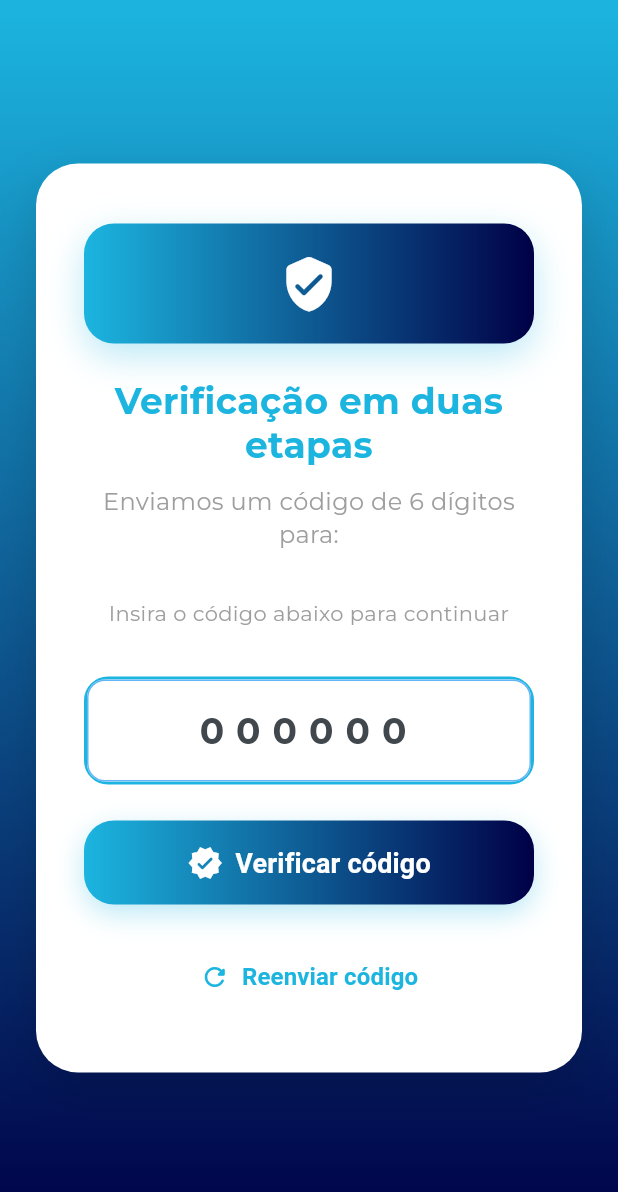
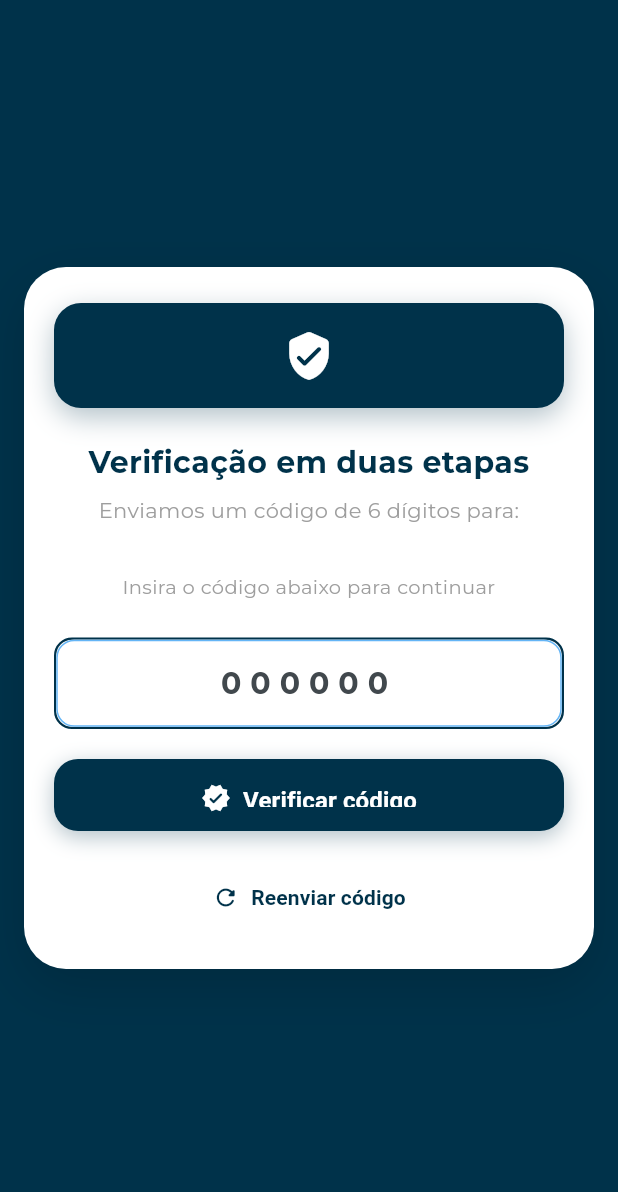
Before and after one commit to Gabrielagomesf/PulseFlow-APP, a Flutter app: the Verify2FAScreen screen opened by its route, on a phone screen of 412 x 824 dp. Shown: the top 1192 px of the screen. Run offline on Flutter 3.47's test engine with Material 3 defaults, Android fonts, the phone set to English and light mode, and no system bars; our stand-ins replace fl_chart, flutter_dotenv, flutter_secure_storage, form_field_validator, get, google_fonts and 3 more; missing offline and left inert: mailer, mongo_dart; accounts and stored records are empty; statements that could not run were skipped.

Commit message:
redirecionamento login

```diff
--- a/lib/main.dart
+++ b/lib/main.dart
@@ -8,6 +8,7 @@ import 'services/auth_service.dart';
 import 'services/database_service.dart';
 import 'services/migration_service.dart';
 import 'screens/login/paciente_controller.dart';
+import 'screens/login/login_controller.dart';
 import 'services/enxaqueca_service.dart';
 import 'services/diabetes_service.dart';
 
@@ -33,6 +34,7 @@ void main() async {
   await authService.init();
 
   Get.put(PacienteController());
+  Get.put(LoginController());
   Get.put(EnxaquecaService());
   Get.put(DiabetesService());
 
--- a/lib/routes/app_pages.dart
+++ b/lib/routes/app_pages.dart
@@ -5,7 +5,6 @@ import '../screens/registration/registration_screen.dart';
 import '../screens/home/home_screen.dart';
 import '../screens/login/verify_2fa_screen.dart';
 
-import '../screens/success/success_screen.dart';
 import '../screens/forgot_password/forgot_password_screen.dart';
 import '../screens/reset_password/reset_password_screen.dart';
 import '../screens/medical_records/medical_records_screen.dart';
@@ -57,11 +56,6 @@ class AppPages {
       name: Routes.HOME,
       page: () => const HomeScreen(),
       middlewares: [AuthMiddleware()],
-    ),
-    GetPage(
-      name: Routes.SUCCESS,
-      page: () => const SuccessScreen(),
-      transition: Transition.fadeIn,
     ),
     GetPage(
       name: Routes.FORGOT_PASSWORD,
--- a/lib/routes/app_routes.dart
+++ b/lib/routes/app_routes.dart
@@ -2,7 +2,6 @@ abstract class Routes {
   static const LOGIN = '/login';
   static const REGISTRATION = '/registration';
   static const HOME = '/home';
-  static const SUCCESS = '/success';
   static const FORGOT_PASSWORD = '/forgot-password';
   static const RESET_PASSWORD = '/reset-password';
   static const PROFILE = '/profile';
--- a/lib/screens/login/login_controller.dart
+++ b/lib/screens/login/login_controller.dart
@@ -94,8 +94,8 @@ class LoginController extends GetxController with SafeControllerMixin {
       if (patient != null && patient.isAdmin) {
         // Usuário admin: finaliza login diretamente
         await _authService.verify2FACode(patientId, ''); // código vazio para admin
-        // Redirecionar para tela de sucesso
-        Get.offAllNamed('/success');
+        // Redirecionar para tela home
+        Get.offAllNamed('/home');
       } else {
         // Usuário normal: redireciona direto para verificação 2FA
         Get.toNamed('/verify-2fa', arguments: {'patientId': patientId, 'method': 'email'});
--- a/lib/screens/login/verify_2fa_screen.dart
+++ b/lib/screens/login/verify_2fa_screen.dart
@@ -129,38 +129,41 @@ class _Verify2FAScreenState extends State<Verify2FAScreen>
   @override
   Widget build(BuildContext context) {
     final size = MediaQuery.of(context).size;
+    final isSmallScreen = size.width < 480;
+    final isMediumScreen = size.width >= 480 && size.width < 768;
+    final isLargeScreen = size.width >= 768;
 
     return Scaffold(
       body: Container(
         decoration: const BoxDecoration(
-          gradient: LinearGradient(
-            begin: Alignment.topCenter,
-            end: Alignment.bottomCenter,
-            colors: [
-              Color(0xFF1CB5E0),
-              Color(0xFF000046),
-            ],
-          ),
+          color: Color(0xFF00324A), // Mudança: cor de fundo igual ao login
         ),
         child: SafeArea(
           child: Center(
             child: SingleChildScrollView(
               physics: const BouncingScrollPhysics(),
               child: Padding(
-                padding: const EdgeInsets.symmetric(horizontal: 24),
+                padding: EdgeInsets.symmetric(
+                  horizontal: isSmallScreen ? 16 : isMediumScreen ? 24 : 32,
+                ),
                 child: FadeTransition(
                   opacity: _fadeAnimation,
                   child: SlideTransition(
                     position: _slideAnimation,
                     child: Container(
-                      width: size.width > 400 ? 400 : size.width * 0.9,
-                      padding: const EdgeInsets.symmetric(horizontal: 32, vertical: 40),
+                      width: isSmallScreen ? size.width * 0.95 :
+                             isMediumScreen ? size.width * 0.8 :
+                             size.width > 600 ? 500 : size.width * 0.9,
+                      padding: EdgeInsets.symmetric(
+                        horizontal: isSmallScreen ? 20 : isMediumScreen ? 28 : 32,
+                        vertical: isSmallScreen ? 24 : isMediumScreen ? 32 : 40
+                      ),
                       decoration: BoxDecoration(
                         color: Colors.white,
                         borderRadius: BorderRadius.circular(28),
                         boxShadow: [
                           BoxShadow(
-                            color: Colors.black.withOpacity(0.15),
+                            color: Colors.black.withValues(alpha: 0.15),
                             blurRadius: 30,
                             offset: const Offset(0, 12),
                           ),
@@ -174,49 +177,47 @@ class _Verify2FAScreenState extends State<Verify2FAScreen>
                           children: [
                             // Ícone animado
                             Container(
-                              height: 80,
-                              width: 80,
+                              height: isSmallScreen ? 70 : isMediumScreen ? 75 : 80,
+                              width: isSmallScreen ? 70 : isMediumScreen ? 75 : 80,
                               decoration: BoxDecoration(
-                                gradient: const LinearGradient(
-                                  colors: [Color(0xFF1CB5E0), Color(0xFF000046)],
-                                ),
-                                borderRadius: BorderRadius.circular(20),
+                                color: const Color(0xFF00324A), // Mudança: cor igual ao login
+                                borderRadius: BorderRadius.circular(isSmallScreen ? 18 : 20),
                                 boxShadow: [
                                   BoxShadow(
-                                    color: const Color(0xFF1CB5E0).withOpacity(0.3),
-                                    blurRadius: 20,
-                                    offset: const Offset(0, 8),
+                                    color: const Color(0xFF00324A).withValues(alpha: 0.3), // Mudança: cor igual ao login
+                                    blurRadius: isSmallScreen ? 15 : 20,
+                                    offset: Offset(0, isSmallScreen ? 6 : 8),
                                   ),
                                 ],
                               ),
-                              child: const Icon(
+                              child: Icon(
                                 Icons.verified_user_rounded,
                                 color: Colors.white,
-                                size: 40,
+                                size: isSmallScreen ? 35 : isMediumScreen ? 38 : 40,
                               ),
                             ),
                             const SizedBox(height: 24),
 
                             // Título
-                            const Text(
+                            Text(
                               'Verificação em duas etapas',
                               textAlign: TextAlign.center,
                               style: TextStyle(
-                                color: Color(0xFF1CB5E0),
+                                color: const Color(0xFF00324A), // Mudança: cor igual ao login
                                 fontWeight: FontWeight.bold,
-                                fontSize: 24,
+                                fontSize: isSmallScreen ? 20 : isMediumScreen ? 22 : 24,
                                 height: 1.2,
                               ),
                             ),
-                            const SizedBox(height: 12),
+                            SizedBox(height: isSmallScreen ? 10 : 12),
 
                             // Subtítulo
-                            const Text(
+                            Text(
                               'Enviamos um código de 6 dígitos para:',
                               textAlign: TextAlign.center,
                               style: TextStyle(
                                 color: Colors.grey,
-                                fontSize: 16,
+                                fontSize: isSmallScreen ? 14 : isMediumScreen ? 15 : 16,
                                 height: 1.4,
                               ),
                             ),
@@ -225,33 +226,39 @@ class _Verify2FAScreenState extends State<Verify2FAScreen>
                             // Email do paciente
                             if (_patientEmail != null)
                               Container(
-                                padding: const EdgeInsets.symmetric(horizontal: 20, vertical: 16),
+                                width: double.infinity,
+                                padding: EdgeInsets.symmetric(
+                                  horizontal: isSmallScreen ? 16 : 20,
+                                  vertical: isSmallScreen ? 12 : 16
+                                ),
                                 decoration: BoxDecoration(
-                                  color: Colors.blue.withOpacity(0.1),
-                                  borderRadius: BorderRadius.circular(16),
+                                  color: const Color(0xFF00324A).withValues(alpha: 0.1), // Mudança: cor igual ao login
+                                  borderRadius: BorderRadius.circular(isSmallScreen ? 12 : 16),
                                   border: Border.all(
-                                    color: Colors.blue.withOpacity(0.3),
+                                    color: const Color(0xFF00324A).withValues(alpha: 0.3), // Mudança: cor igual ao login
                                     width: 1,
                                   ),
                                 ),
                                 child: Row(
                                   mainAxisAlignment: MainAxisAlignment.center,
                                   children: [
-                                    const Icon(
+                                    Icon(
                                       Icons.email_rounded,
-                                      color: Colors.blue,
-                                      size: 20,
+                                      color: const Color(0xFF00324A), // Mudança: cor igual ao login
+                                      size: isSmallScreen ? 18 : 20,
                                     ),
-                                    const SizedBox(width: 8),
-                                    Flexible(
+                                    SizedBox(width: isSmallScreen ? 6 : 8),
+                                    Expanded(
                                       child: Text(
                                         _patientEmail!,
-                                        style: const TextStyle(
-                                          color: Colors.blue,
+                                        style: TextStyle(
+                                          color: const Color(0xFF00324A), // Mudança: cor igual ao login
                                           fontWeight: FontWeight.w600,
-                                          fontSize: 16,
+                                          fontSize: isSmallScreen ? 14 : isMediumScreen ? 15 : 16,
                                         ),
                                         textAlign: TextAlign.center,
+                                        overflow: TextOverflow.ellipsis,
+                                        maxLines: 2,
                                       ),
                                     ),
                                   ],
@@ -260,39 +267,45 @@ class _Verify2FAScreenState extends State<Verify2FAScreen>
 
                             const SizedBox(height: 16),
 
-                            const Text(
+                            Text(
                               'Insira o código abaixo para continuar',
                               textAlign: TextAlign.center,
                               style: TextStyle(
                                 color: Colors.grey,
-                                fontSize: 14,
+                                fontSize: isSmallScreen ? 13 : 14,
                               ),
                             ),
 
-                            const SizedBox(height: 32),
+                            SizedBox(height: isSmallScreen ? 24 : 32),
 
                             // Container do campo de código
                             Container(
                               decoration: BoxDecoration(
                                 color: Colors.grey[100],
-                                borderRadius: BorderRadius.circular(16),
-                                border: Border.all(color: const Color(0xFF1CB5E0), width: 2),
+                                borderRadius: BorderRadius.circular(isSmallScreen ? 12 : 16),
+                                border: Border.all(
+                                  color: const Color(0xFF00324A),
+                                  width: isSmallScreen ? 1.5 : 2
+                                ), // Mudança: cor igual ao login
                               ),
                               child: TextFormField(
                                 controller: _codeController,
                                 keyboardType: TextInputType.number,
                                 maxLength: 6,
                                 textAlign: TextAlign.center,
-                                style: const TextStyle(
-                                  fontSize: 24,
+                                style: TextStyle(
+                                  fontSize: isSmallScreen ? 20 : isMediumScreen ? 22 : 24,
                                   fontWeight: FontWeight.bold,
-                                  letterSpacing: 8,
+                                  letterSpacing: isSmallScreen ? 6 : 8,
                                 ),
-                                decoration: const InputDecoration(
+                                decoration: InputDecoration(
                                   hintText: '000000',
                                   counterText: '',
                                   border: InputBorder.none,
-                                  contentPadding: EdgeInsets.symmetric(horizontal: 20, vertical: 16),
+                                  contentPadding: EdgeInsets.symmetric(
+                                    horizontal: isSmallScreen ? 16 : 20,
+                                    vertical: isSmallScreen ? 14 : 16
+                                  ),
                                 ),
                                 validator: (value) {
                                   if (value == null || value.isEmpty) {
@@ -334,21 +347,19 @@ class _Verify2FAScreenState extends State<Verify2FAScreen>
                               ),
                             ],
 
-                            const SizedBox(height: 24),
+                            SizedBox(height: isSmallScreen ? 20 : 24),
 
                             // Botão de verificar
                             Container(
-                              height: 56,
+                              height: isSmallScreen ? 48 : isMediumScreen ? 52 : 56,
                               decoration: BoxDecoration(
-                                borderRadius: BorderRadius.circular(20),
-                                gradient: const LinearGradient(
-                                  colors: [Color(0xFF1CB5E0), Color(0xFF000046)],
-                                ),
+                                borderRadius: BorderRadius.circular(isSmallScreen ? 16 : 20),
+                                color: const Color(0xFF00324A), // Mudança: cor igual ao login
                                 boxShadow: [
                                   BoxShadow(
-                                    color: const Color(0xFF1CB5E0).withOpacity(0.3),
-                                    blurRadius: 15,
-                                    offset: const Offset(0, 6),
+                                    color: const Color(0xFF00324A).withValues(alpha: 0.3), // Mudança: cor igual ao login
+                                    blurRadius: isSmallScreen ? 12 : 15,
+                                    offset: Offset(0, isSmallScreen ? 4 : 6),
                                   ),
                                 ],
                               ),
@@ -366,8 +377,8 @@ class _Verify2FAScreenState extends State<Verify2FAScreen>
                                             _patientId,
                                             _codeController.text.trim(),
                                           );
-                                          // Redirecionar para tela de sucesso após verificação bem-sucedida
-                                          Get.offAllNamed('/success');
+                                          // Redirecionar para tela home após verificação bem-sucedida
+                                          Get.offAllNamed('/home');
                                         } catch (e) {
                                           setState(() {
                                             _error = e.toString();
@@ -379,25 +390,25 @@ class _Verify2FAScreenState extends State<Verify2FAScreen>
                                         }
                                       },
                                 icon: _isLoading
-                                    ? const SizedBox(
-                                        width: 24,
-                                        height: 24,
-                                        child: CircularProgressIndicator(
+                                    ? SizedBox(
+                                        width: isSmallScreen ? 20 : 24,
+                                        height: isSmallScreen ? 20 : 24,
+                                        child: const CircularProgressIndicator(
                                           color: Colors.white,
                                           strokeWidth: 2,
                                         ),
                                       )
-                                    : const Icon(
+                                    : Icon(
                                         Icons.verified_rounded,
                                         color: Colors.white,
-                                        size: 24,
+                                        size: isSmallScreen ? 20 : 24,
                                       ),
                                 label: Text(
                                   _isLoading ? 'Verificando...' : 'Verificar código',
-                                  style: const TextStyle(
+                                  style: TextStyle(
                                     color: Colors.white,
                                     fontWeight: FontWeight.bold,
-                                    fontSize: 18,
+                                    fontSize: isSmallScreen ? 16 : isMediumScreen ? 17 : 18,
                                   ),
                                 ),
                                 style: ElevatedButton.styleFrom(
@@ -410,31 +421,31 @@ class _Verify2FAScreenState extends State<Verify2FAScreen>
                               ),
                             ),
 
-                            const SizedBox(height: 24),
+                            SizedBox(height: isSmallScreen ? 20 : 24),
 
                             // Botão de reenviar código
                             TextButton.icon(
                               onPressed: _isResending ? null : _resendCode,
                               icon: _isResending
-                                  ? const SizedBox(
-                                      width: 16,
-                                      height: 16,
-                                      child: CircularProgressIndicator(
-                                        color: Color(0xFF1CB5E0),
+                                  ? SizedBox(
+                                      width: isSmallScreen ? 14 : 16,
+                                      height: isSmallScreen ? 14 : 16,
+                                      child: const CircularProgressIndicator(
+                                        color: Color(0xFF00324A), // Mudança: cor igual ao login
                                         strokeWidth: 2,
                                       ),
                                     )
-                                  : const Icon(
+                                  : Icon(
                                       Icons.refresh_rounded,
-                                      color: Color(0xFF1CB5E0),
-                                      size: 20,
+                                      color: const Color(0xFF00324A), // Mudança: cor igual ao login
+                                      size: isSmallScreen ? 18 : 20,
                                     ),
                               label: Text(
                                 _isResending ? 'Reenviando...' : 'Reenviar código',
-                                style: const TextStyle(
-                                  color: Color(0xFF1CB5E0),
+                                style: TextStyle(
+                                  color: const Color(0xFF00324A), // Mudança: cor igual ao login
                                   fontWeight: FontWeight.w600,
-                                  fontSize: 16,
+                                  fontSize: isSmallScreen ? 14 : isMediumScreen ? 15 : 16,
                                 ),
                               ),
                             ),
```
Also changed, not shown: lib/screens/forgot_password/forgot_password_screen.dart (+14 -12 lines), lib/screens/login/login_screen.dart (+29 -32 lines), lib/screens/reset_password/reset_password_screen.dart (+13 -13 lines), lib/screens/success/success_screen.dart (deleted, +0 -159 lines), 2 other files.
